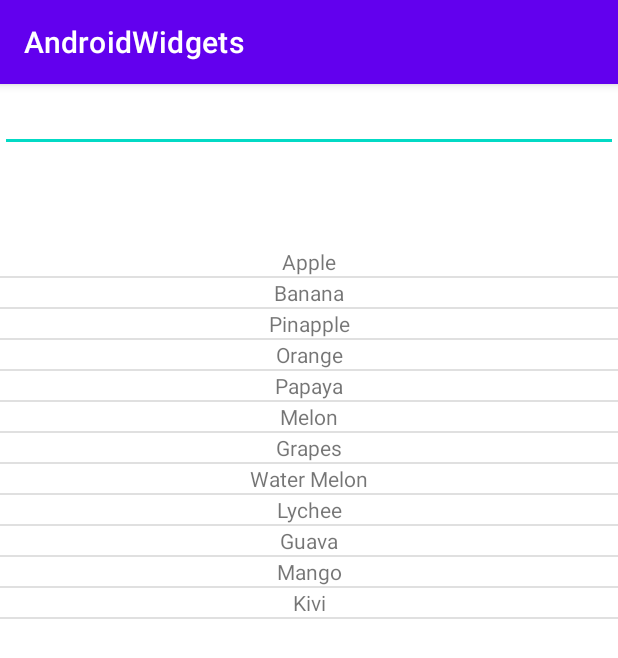
After one commit to rajesh-pujari-improve10x/Android-Widgets, an Android app: the TextWatcherActivity screen opened directly, with no data from a screen before it, on a phone screen of 412 x 824 dp. The commit adds this screen. Shown: the top 658 px of the screen. Run offline under Robolectric (Android 15) with nearby library versions, the phone set to English and light mode, and no system bars.

Commit message:
I Created SearchViewActivity, TextWatcherActivity, text_watcher_item.xml and implemented functionality

```diff
--- /dev/null
+++ b/app/src/main/java/com/improve10x/myapplication/TextWatcherActivity.java
@@ -0,0 +1,49 @@
+package com.improve10x.myapplication;
+
+import androidx.appcompat.app.AppCompatActivity;
+
+import android.os.Bundle;
+import android.text.Editable;
+import android.text.TextWatcher;
+import android.widget.ArrayAdapter;
+import android.widget.ListView;
+import android.widget.Toast;
+
+import com.improve10x.myapplication.databinding.ActivityTextWatcherBinding;
+
+public class TextWatcherActivity extends AppCompatActivity {
+
+    private ActivityTextWatcherBinding binding;
+    private ArrayAdapter<String> adapter;
+    private String products[] = {"Apple", "Banana","Pinapple", "Orange", "Papaya", "Melon",
+            "Grapes", "Water Melon","Lychee", "Guava", "Mango", "Kivi"};
+
+    @Override
+    protected void onCreate(Bundle savedInstanceState) {
+        super.onCreate(savedInstanceState);
+        binding = ActivityTextWatcherBinding.inflate(getLayoutInflater());
+        setContentView(binding.getRoot());
+        editTextWithTextWatcher();
+    }
+
+    private void editTextWithTextWatcher() {
+        adapter = new ArrayAdapter<>(this, R.layout.text_watcher_item, R.id.text_view_txt, products);
+        binding.listViewLv.setAdapter(adapter);
+        binding.productTextTxt.addTextChangedListener(new TextWatcher() {
+            @Override
+            public void beforeTextChanged(CharSequence charSequence, int i, int i1, int i2) {
+                Toast.makeText(TextWatcherActivity.this, "before text change", Toast.LENGTH_SHORT).show();
+            }
+
+            @Override
+            public void onTextChanged(CharSequence charSequence, int i, int i1, int i2) {
+                adapter.getFilter().filter(charSequence);
+            }
+
+            @Override
+            public void afterTextChanged(Editable editable) {
+                Toast.makeText(TextWatcherActivity.this, "after text change", Toast.LENGTH_SHORT).show();
+            }
+        });
+    }
+}
--- /dev/null
+++ b/app/src/main/res/layout/activity_text_watcher.xml
@@ -0,0 +1,29 @@
+<?xml version="1.0" encoding="utf-8"?>
+<androidx.constraintlayout.widget.ConstraintLayout xmlns:android="http://schemas.android.com/apk/res/android"
+    xmlns:app="http://schemas.android.com/apk/res-auto"
+    xmlns:tools="http://schemas.android.com/tools"
+    android:layout_width="match_parent"
+    android:layout_height="match_parent"
+    android:layout_margin="12dp"
+    tools:context=".TextWatcherActivity">
+
+    <EditText
+        android:id="@+id/product_text_txt"
+        android:layout_width="0dp"
+        android:layout_height="wrap_content"
+        android:ems="10"
+        android:inputType="textPersonName"
+        app:layout_constraintEnd_toEndOf="parent"
+        app:layout_constraintStart_toStartOf="parent"
+        app:layout_constraintTop_toTopOf="parent" />
+
+    <ListView
+        android:id="@+id/list_view_lv"
+        android:layout_width="0dp"
+        android:layout_height="659dp"
+        android:layout_marginTop="50dp"
+        app:layout_constraintBottom_toBottomOf="parent"
+        app:layout_constraintEnd_toEndOf="parent"
+        app:layout_constraintStart_toStartOf="parent"
+        app:layout_constraintTop_toBottomOf="@+id/editTextTextPersonName" />
+</androidx.constraintlayout.widget.ConstraintLayout>
--- a/app/src/main/res/layout/custom_alert_dialog_item.xml
+++ b/app/src/main/res/layout/custom_alert_dialog_item.xml
@@ -3,7 +3,7 @@
     xmlns:app="http://schemas.android.com/apk/res-auto"
     xmlns:tools="http://schemas.android.com/tools"
     android:layout_width="match_parent"
-    android:layout_height="match_parent"
+    android:layout_height="wrap_content"
     android:layout_margin="8dp">
 
     <ImageView
@@ -17,7 +17,7 @@
 
     <TextView
         android:id="@+id/alert_text_txt"
-        android:layout_width="0dp"
+        android:layout_width="wrap_content"
         android:layout_height="wrap_content"
         android:gravity="center_horizontal"
         app:layout_constraintEnd_toEndOf="parent"
@@ -26,7 +26,7 @@
 
     <Button
         android:id="@+id/dismiss_btn"
-        android:layout_width="0dp"
+        android:layout_width="wrap_content"
         android:layout_height="wrap_content"
         android:layout_marginTop="28dp"
         android:text="Dismiss"
--- /dev/null
+++ b/app/src/main/res/layout/text_watcher_item.xml
@@ -0,0 +1,17 @@
+<?xml version="1.0" encoding="utf-8"?>
+<androidx.constraintlayout.widget.ConstraintLayout xmlns:android="http://schemas.android.com/apk/res/android"
+    xmlns:app="http://schemas.android.com/apk/res-auto"
+    xmlns:tools="http://schemas.android.com/tools"
+    android:layout_width="match_parent"
+    android:layout_height="wrap_content"
+    android:layout_margin="12dp">
+
+    <TextView
+        android:id="@+id/text_view_txt"
+        android:layout_width="wrap_content"
+        android:layout_height="wrap_content"
+        android:text="TextView"
+        app:layout_constraintEnd_toEndOf="parent"
+        app:layout_constraintStart_toStartOf="parent"
+        app:layout_constraintTop_toTopOf="parent" />
+</androidx.constraintlayout.widget.ConstraintLayout>
```
Also changed, not shown: app/src/main/AndroidManifest.xml (+14 -0 lines), app/src/main/java/com/improve10x/myapplication/MainActivity.java (+16 -0 lines), app/src/main/java/com/improve10x/myapplication/SearchViewActivity.java (added, +63 -0 lines), app/src/main/res/layout/activity_main.xml (+12 -0 lines), app/src/main/res/layout/activity_search_view.xml (added, +29 -0 lines).
